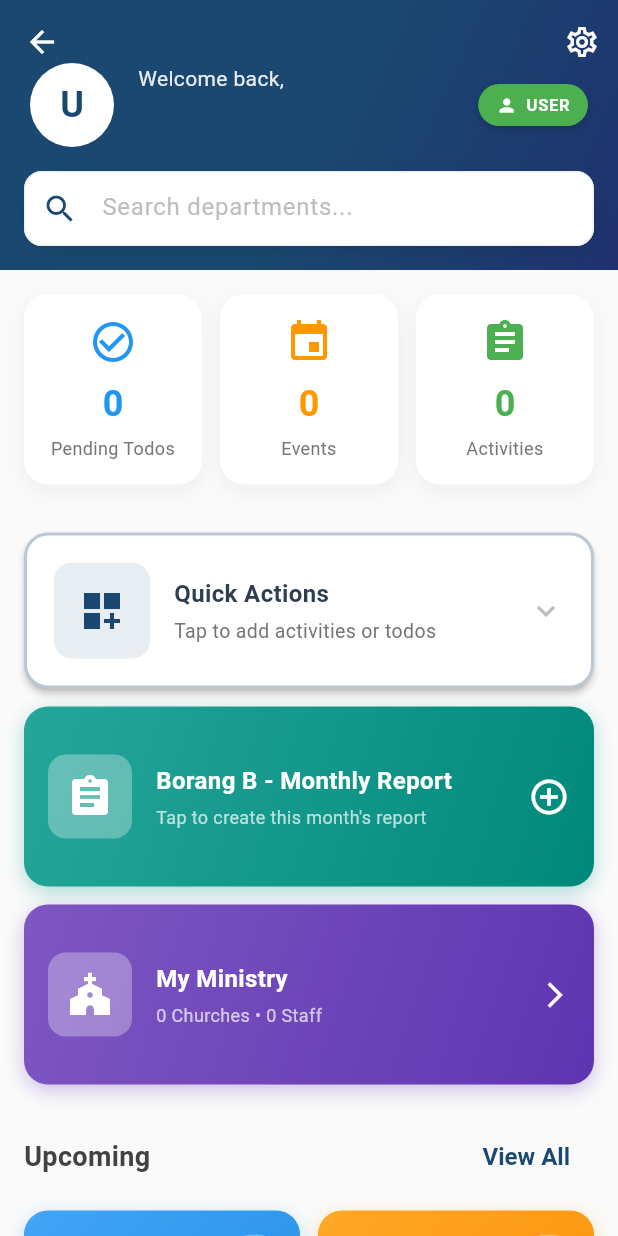
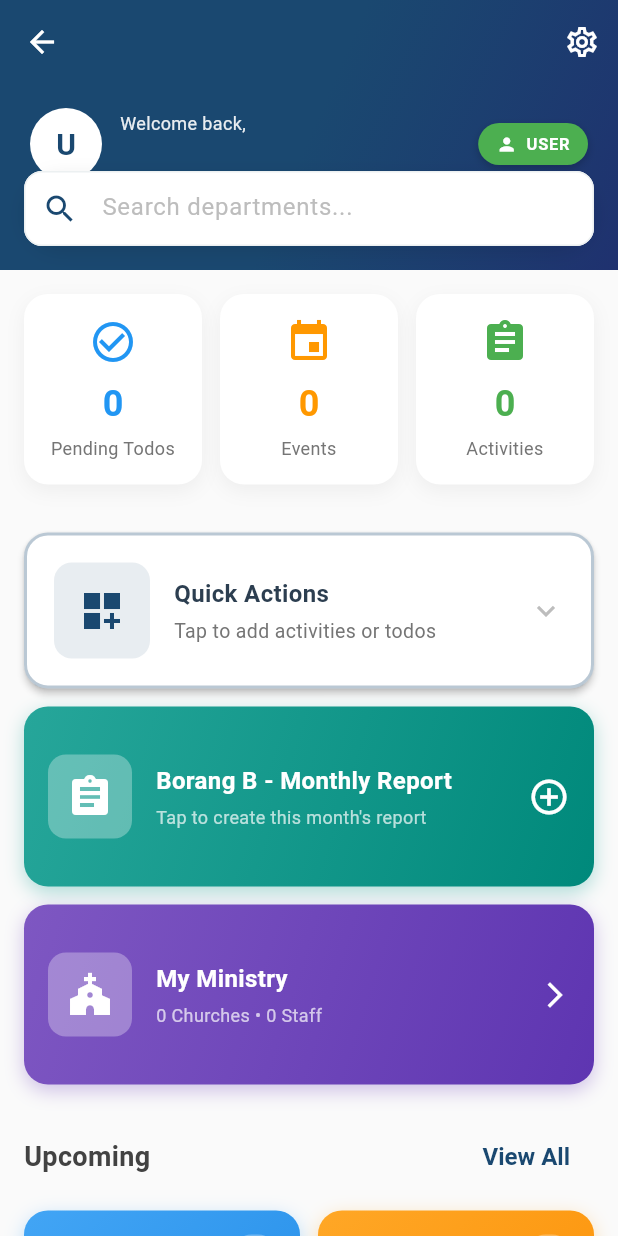
Before and after one commit to hearyaldy/pastor_report-latest, a Flutter app: the ImprovedDashboardScreen screen opened directly, on a phone screen of 412 x 824 dp. Run offline on Flutter 3.47's test engine with Material 3 defaults, Android fonts, the phone set to English and light mode, and no system bars; our stand-ins replace cloud_firestore, file_picker, firebase_auth, firebase_core, pdf, share_plus and 3 more; missing offline and left inert: excel; accounts and stored records are empty.

Commit message:
Fix dashboard app bar content overflow when collapsed
- Change mainAxisAlignment from center to end for better space management
- Add mainAxisSize.min to Column to minimize vertical space
- Reduce avatar radius from 28 to 24
- Reduce welcome text font size from 14 to 12
- Reduce name font size from 22 to 18
- Reduce spacing between avatar and text from 16 to 12
- Add overflow ellipsis and maxLines to text widgets
- Remove unnecessary SingleChildScrollView wrapper
- Fixes 68px vertical overflow in collapsed app bar state

```diff
--- a/lib/screens/dashboard_screen_improved.dart
+++ b/lib/screens/dashboard_screen_improved.dart
@@ -145,49 +145,53 @@ class _ImprovedDashboardScreenState extends State<ImprovedDashboardScreen> {
               padding: const EdgeInsets.fromLTRB(20, 20, 20, 60),
               child: Column(
                 crossAxisAlignment: CrossAxisAlignment.start,
-                mainAxisAlignment: MainAxisAlignment.center,
+                mainAxisAlignment: MainAxisAlignment.end, // Changed from center to end
+                mainAxisSize: MainAxisSize.min, // Added to minimize space
                 children: [
                   if (user != null) ...[
                     Row(
                       children: [
                         CircleAvatar(
-                          radius: 28,
+                          radius: 24, // Reduced from 28 to save space
                           backgroundColor: Colors.white,
                           child: Text(
                             user.displayName.isNotEmpty
                                 ? user.displayName[0].toUpperCase()
                                 : 'U',
                             style: TextStyle(
-                              fontSize: 24,
+                              fontSize: 20, // Reduced from 24
                               fontWeight: FontWeight.bold,
                               color: AppColors.primaryLight,
                             ),
                           ),
                         ),
-                        const SizedBox(width: 16),
+                        const SizedBox(width: 12), // Reduced from 16
                         Expanded(
-                          child: SingleChildScrollView(
                           child: Column(
                             crossAxisAlignment: CrossAxisAlignment.start,
+                            mainAxisSize: MainAxisSize.min, // Added
                             children: [
                               Text(
                                 'Welcome back,',
                                 style: TextStyle(
-                                    fontSize: 14,
+                                  fontSize: 12, // Reduced from 14
                                   color: Colors.white.withValues(alpha: 0.9),
                                 ),
-                                ),
-                                const SizedBox(height: 4),
+                                overflow: TextOverflow.ellipsis, // Added
+                                maxLines: 1, // Added
+                              ),
+                              const SizedBox(height: 2), // Reduced from 4
                               Text(
                                 user.displayName,
                                 style: const TextStyle(
-                                    fontSize: 22,
+                                  fontSize: 18, // Reduced from 22
                                   fontWeight: FontWeight.bold,
                                   color: Colors.white,
                                 ),
-                                ),
-                              ],
-                            ),
+                                overflow: TextOverflow.ellipsis, // Added
+                                maxLines: 1, // Added
+                              ),
+                            ],
                           ),
                         ),
                         _buildRoleBadge(user),
```
Lines whose indentation alone changed are shown as unchanged.
